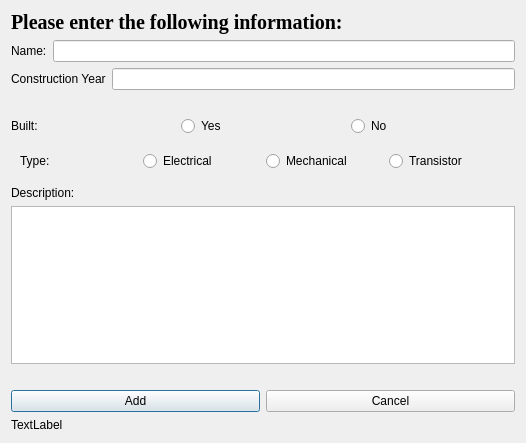
Above: add_computers.ui from HKH515/VLN56 before the change. Below: the same form after it.
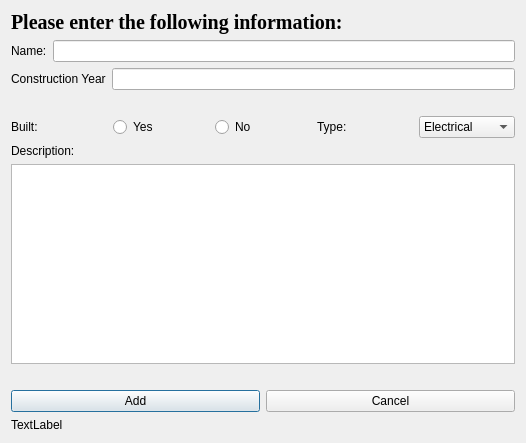
That is the form after the change. Icons and pictures are not drawn.

Commit message: dropdown radio buttons

Diff of the .ui file:
```diff
--- a/add_computers.ui
+++ b/add_computers.ui
@@ -87,45 +87,33 @@
        </property>
       </widget>
      </item>
-    </layout>
-   </item>
    <item>
-    <widget class="QWidget" name="widget" native="true">
-     <layout class="QVBoxLayout" name="verticalLayout_2">
-      <item>
-       <layout class="QHBoxLayout" name="horizontalLayout_3">
-        <item>
-         <widget class="QLabel" name="type">
+      <widget class="QLabel" name="label">
           <property name="text">
            <string>Type:</string>
           </property>
          </widget>
         </item>
         <item>
-         <widget class="QRadioButton" name="radiobutton_electrical">
+      <widget class="QComboBox" name="type_dropdown">
+       <item>
           <property name="text">
            <string>Electrical</string>
           </property>
-         </widget>
         </item>
         <item>
-         <widget class="QRadioButton" name="radiobutton_mechanical">
           <property name="text">
            <string>Mechanical</string>
           </property>
-         </widget>
         </item>
         <item>
-         <widget class="QRadioButton" name="radiobutton_transistor">
           <property name="text">
            <string>Transistor</string>
           </property>
+       </item>
          </widget>
         </item>
        </layout>
-      </item>
-     </layout>
-    </widget>
    </item>
    <item>
     <widget class="QLabel" name="description">
```
Lines whose indentation alone changed are shown as unchanged. The commit also changes 1 other file.
